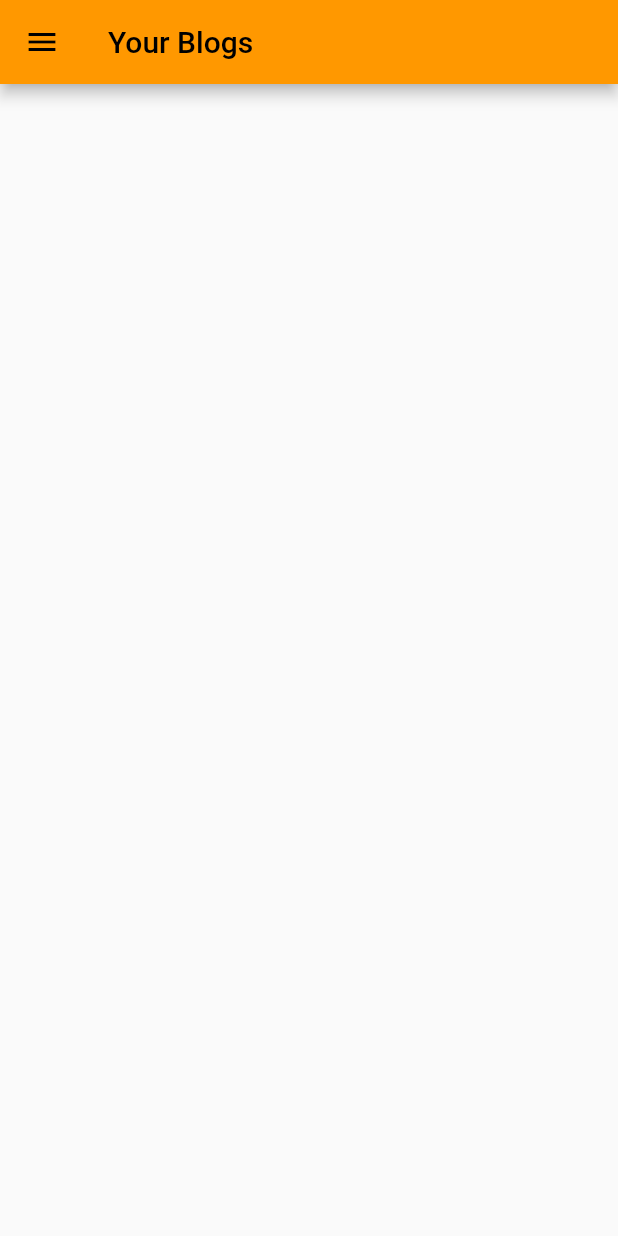
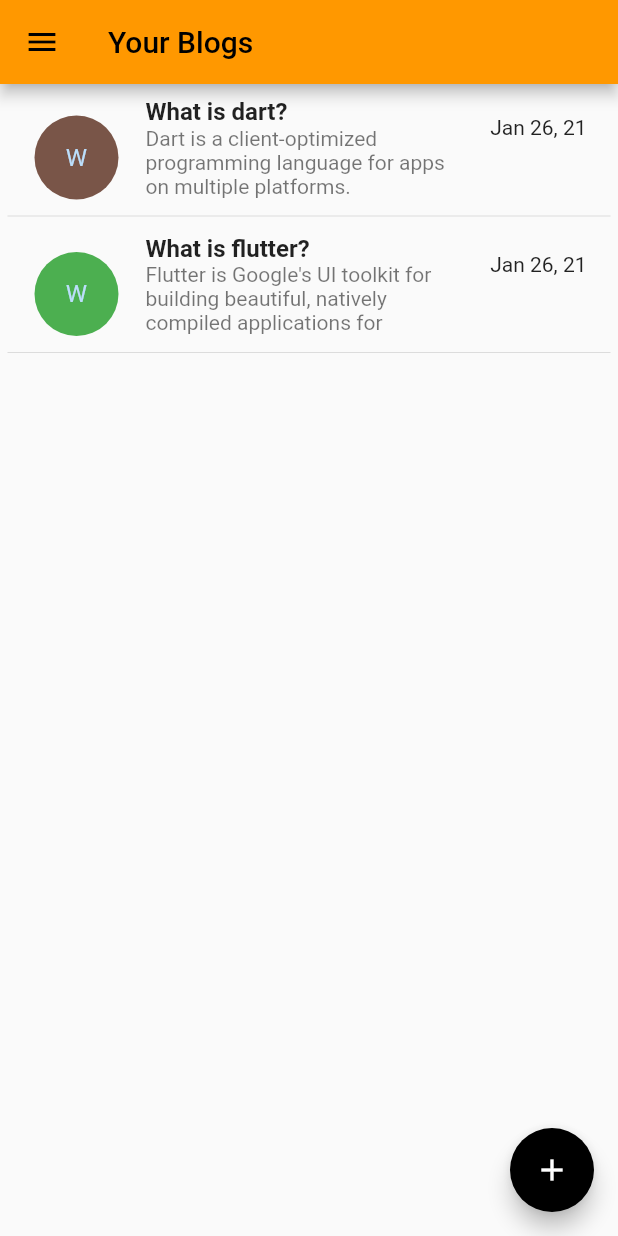
Before and after one commit to nurfajarismail/Task_1_Udacoding, a Flutter app: the screen it shows after launch, after a tap on "Sign Up", on a phone screen of 412 x 824 dp. Run offline on Flutter 3.47's test engine with Material 2 defaults, Android fonts, the phone set to English and light mode, and no system bars.

Commit message:
add list blog

```diff
--- a/lib/blogPage.dart
+++ b/lib/blogPage.dart
@@ -3,7 +3,8 @@ import 'package:flutter/material.dart';
 class BlogPage extends StatelessWidget {
   @override
   Widget build(BuildContext context) {
-    return Scaffold(
+    return MaterialApp(
+        home: Scaffold(
       appBar: AppBar(
         leading: Icon(
           Icons.menu,
@@ -15,7 +16,52 @@ class BlogPage extends StatelessWidget {
           style: TextStyle(color: Colors.black),
         ),
       ),
-      //body: ,
-    );
+      floatingActionButton: FloatingActionButton(
+        backgroundColor: Colors.black,
+        onPressed: () {},
+        child: Icon(Icons.add),
+      ),
+      body: Container(
+        padding: EdgeInsets.all(5),
+        child: ListView(
+          children: [
+            ListTile(
+              leading: CircleAvatar(
+                child: Text("W"),
+                radius: 30.0,
+                backgroundColor: Colors.brown,
+              ),
+              title: Text(
+                'What is dart?',
+                style: TextStyle(
+                  fontWeight: FontWeight.bold,
+                ),
+              ),
+              subtitle: Text(
+                  "Dart is a client-optimized programming language for apps on multiple platforms."),
+              trailing: Text("Jan 26, 21"),
+            ),
+            Divider(),
+            ListTile(
+              leading: CircleAvatar(
+                child: Text("W"),
+                radius: 30.0,
+                backgroundColor: Colors.green,
+              ),
+              title: Text(
+                'What is flutter?',
+                style: TextStyle(
+                  fontWeight: FontWeight.bold,
+                ),
+              ),
+              subtitle: Text(
+                  "Flutter is Google's UI toolkit for building beautiful, natively compiled applications for"),
+              trailing: Text("Jan 26, 21"),
+            ),
+            Divider(),
+          ],
+        ),
+      ),
+    ));
   }
 }
--- a/lib/signupPage.dart
+++ b/lib/signupPage.dart
@@ -4,7 +4,8 @@ import 'package:task_1/blogPage.dart';
 class SignupPage extends StatelessWidget {
   @override
   Widget build(BuildContext context) {
-    return Scaffold(
+    return MaterialApp(
+        home: Scaffold(
       body: Container(
         padding: EdgeInsets.all(20),
         color: Colors.orange,
@@ -148,6 +149,6 @@ class SignupPage extends StatelessWidget {
           ),
         ),
       ),
-    );
+    ));
   }
 }
```
